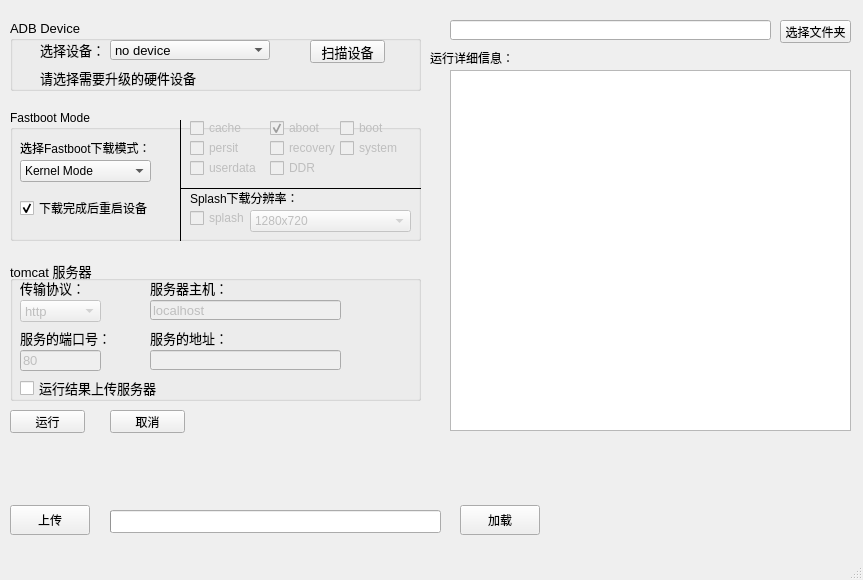
The window that mainwindow.ui (xueyang97/QT-FastbootAndroid) describes before a commit, drawn with Qt 5.
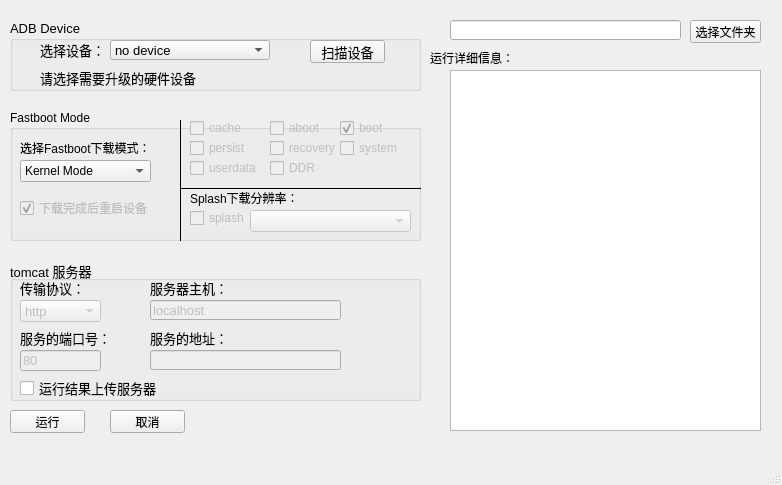
The same window after the commit.

```diff
--- a/mainwindow.ui
+++ b/mainwindow.ui
@@ -6,8 +6,8 @@
    <rect>
     <x>0</x>
     <y>0</y>
-    <width>863</width>
-    <height>580</height>
+    <width>782</width>
+    <height>485</height>
    </rect>
   </property>
   <property name="windowTitle">
@@ -19,7 +19,7 @@
      <rect>
       <x>450</x>
       <y>20</y>
-      <width>321</width>
+      <width>231</width>
       <height>20</height>
      </rect>
     </property>
@@ -27,54 +27,12 @@
      <bool>true</bool>
     </property>
    </widget>
-   <widget class="QPushButton" name="pushButtonExit">
-    <property name="geometry">
-     <rect>
-      <x>10</x>
-      <y>505</y>
-      <width>80</width>
-      <height>30</height>
-     </rect>
-    </property>
-    <property name="text">
-     <string>上传</string>
-    </property>
-   </widget>
-   <widget class="QPushButton" name="pushButtonLoad">
-    <property name="geometry">
-     <rect>
-      <x>460</x>
-      <y>505</y>
-      <width>80</width>
-      <height>30</height>
-     </rect>
-    </property>
-    <property name="text">
-     <string>加载</string>
-    </property>
-   </widget>
-   <widget class="QProgressBar" name="progressBar">
-    <property name="geometry">
-     <rect>
-      <x>110</x>
-      <y>510</y>
-      <width>331</width>
-      <height>23</height>
-     </rect>
-    </property>
-    <property name="value">
-     <number>0</number>
-    </property>
-    <property name="textVisible">
-     <bool>false</bool>
-    </property>
-   </widget>
    <widget class="QTextEdit" name="textEditInformation">
     <property name="geometry">
      <rect>
       <x>450</x>
       <y>70</y>
-      <width>401</width>
+      <width>311</width>
       <height>361</height>
      </rect>
     </property>
@@ -88,7 +46,7 @@
    <widget class="QPushButton" name="pushButtonFolder">
     <property name="geometry">
      <rect>
-      <x>780</x>
+      <x>690</x>
       <y>20</y>
       <width>71</width>
       <height>23</height>
@@ -273,6 +231,9 @@
      </property>
     </widget>
     <widget class="QCheckBox" name="checkBoxReboot">
+     <property name="enabled">
+      <bool>false</bool>
+     </property>
      <property name="geometry">
       <rect>
        <x>10</x>
@@ -284,6 +245,9 @@
      <property name="text">
       <string>下载完成后重启设备</string>
      </property>
+     <property name="checkable">
+      <bool>true</bool>
+     </property>
      <property name="checked">
       <bool>true</bool>
      </property>
@@ -336,7 +300,7 @@
       <string>aboot</string>
      </property>
      <property name="checked">
-      <bool>true</bool>
+      <bool>false</bool>
      </property>
     </widget>
     <widget class="QCheckBox" name="checkBoxBoot">
@@ -354,6 +318,9 @@
      <property name="text">
       <string>boot</string>
      </property>
+     <property name="checked">
+      <bool>true</bool>
+     </property>
     </widget>
     <widget class="QCheckBox" name="checkBoxPersit">
      <property name="enabled">
@@ -368,7 +335,7 @@
       </rect>
      </property>
      <property name="text">
-      <string>persit</string>
+      <string>persist</string>
      </property>
     </widget>
     <widget class="QCheckBox" name="checkBoxRecovery">
@@ -492,41 +459,6 @@
        <height>22</height>
       </rect>
      </property>
-     <item>
-      <property name="text">
-       <string>1280x720</string>
-      </property>
-     </item>
-     <item>
-      <property name="text">
-       <string>1280x800</string>
-      </property>
-     </item>
-     <item>
-      <property name="text">
-       <string>1366x768</string>
-      </property>
-     </item>
-     <item>
-      <property name="text">
-       <string>1024x600</string>
-      </property>
-     </item>
-     <item>
-      <property name="text">
-       <string>480x854</string>
-      </property>
-     </item>
-     <item>
-      <property name="text">
-       <string>1024x768</string>
-      </property>
-     </item>
-     <item>
-      <property name="text">
-       <string>800x1280</string>
-      </property>
-     </item>
     </widget>
    </widget>
    <widget class="QGroupBox" name="groupBoxTomcat">
```
Left out of the diff: 13 changed lines with no effect on the pictures.
